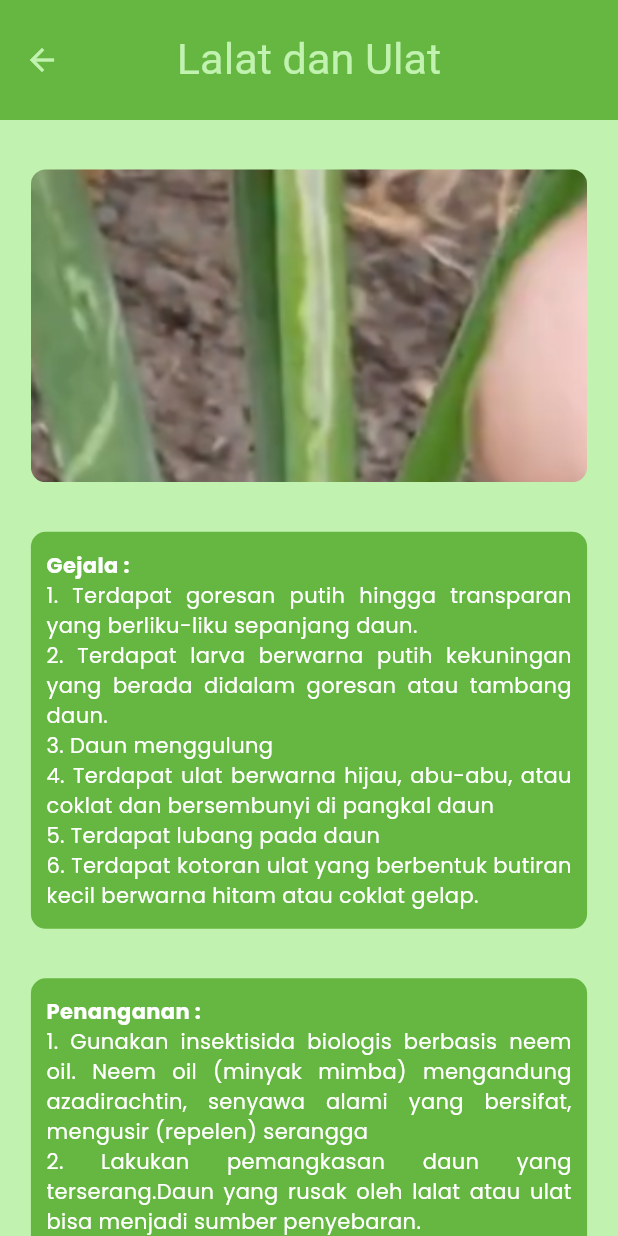
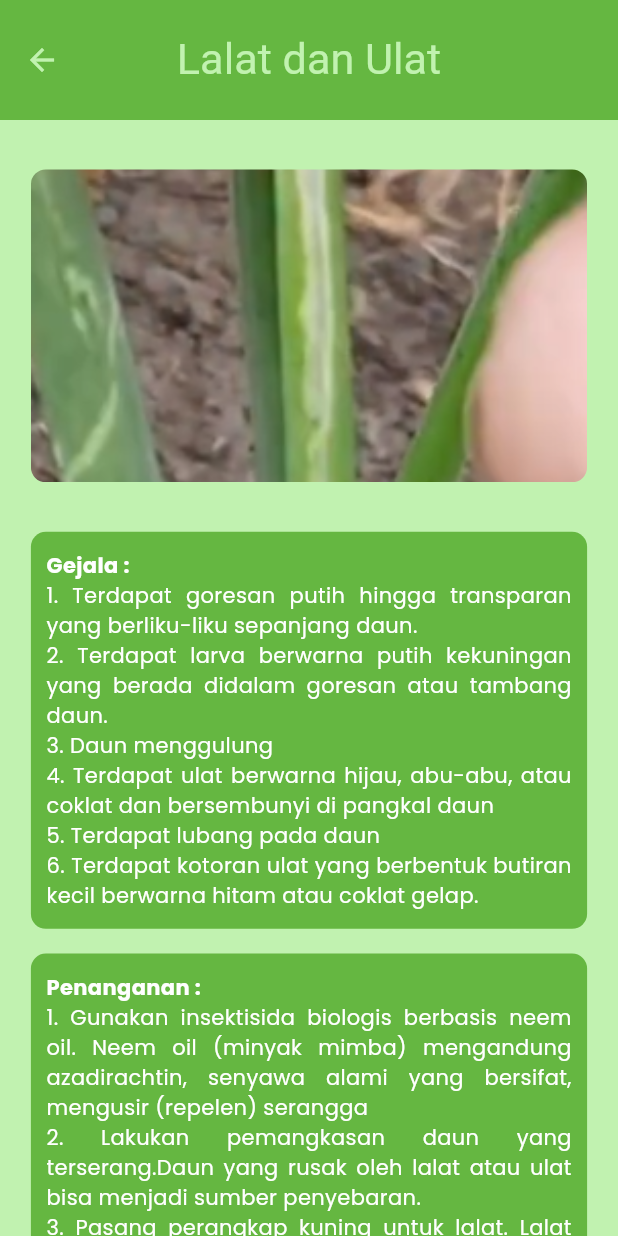
Before and after one commit to Twizzy803/AgriIn-MobileFlutter, a Flutter app: the lalatScreen screen opened directly, on a phone screen of 412 x 824 dp. Run offline on Flutter 3.47's test engine with Material 3 defaults, Android fonts, the light colour scheme and no system bars; our stand-ins replace carousel_slider, image_picker; missing offline and left inert: tflite_v2; Roboto replaces fonts that are missing (Titan).

Commit message:
memperbaiki jarak antar konten

```diff
--- a/lib/detailScreen/bercakungu.dart
+++ b/lib/detailScreen/bercakungu.dart
@@ -105,7 +105,7 @@
                         ]))),
             // bagian penanganan
             SizedBox(
-              height: screenHeight * 0.04,
+              height: screenHeight * 0.02,
             ),
             Container(
                 decoration: BoxDecoration(
--- a/lib/detailScreen/hawar.dart
+++ b/lib/detailScreen/hawar.dart
@@ -105,7 +105,7 @@
                         ]))),
             // bagian penanganan
             SizedBox(
-              height: screenHeight * 0.04,
+              height: screenHeight * 0.02,
             ),
             Container(
                 decoration: BoxDecoration(
--- a/lib/detailScreen/lalat.dart
+++ b/lib/detailScreen/lalat.dart
@@ -129,7 +129,7 @@
                         ]))),
             // bagian penanganan
             SizedBox(
-              height: screenHeight * 0.04,
+              height: screenHeight * 0.02,
             ),
             Container(
                 decoration: BoxDecoration(
--- a/lib/detailScreen/moler.dart
+++ b/lib/detailScreen/moler.dart
@@ -105,7 +105,7 @@
                         ]))),
             // bagian penanganan
             SizedBox(
-              height: screenHeight * 0.04,
+              height: screenHeight * 0.02,
             ),
             Container(
                 decoration: BoxDecoration(
```
